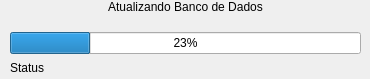
First picture: the form in src/migrationprogress.ui, repository AndersonSKM/FvDatabase, before the edit.
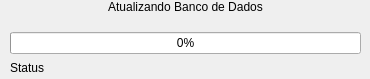
Second picture: the form after the edit.

The edit to the form file:
```diff
--- a/src/migrationprogress.ui
+++ b/src/migrationprogress.ui
@@ -78,7 +78,7 @@
      <item>
       <widget class="QProgressBar" name="progressBar">
        <property name="value">
-        <number>23</number>
+        <number>0</number>
        </property>
       </widget>
      </item>
```
